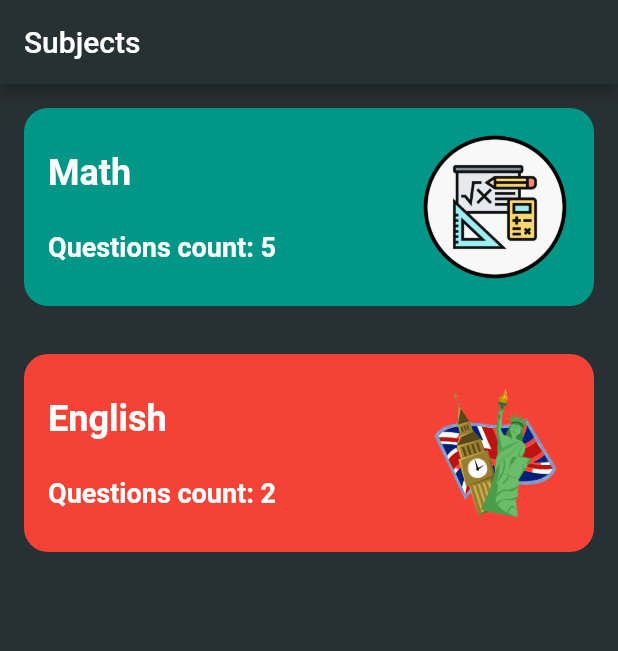
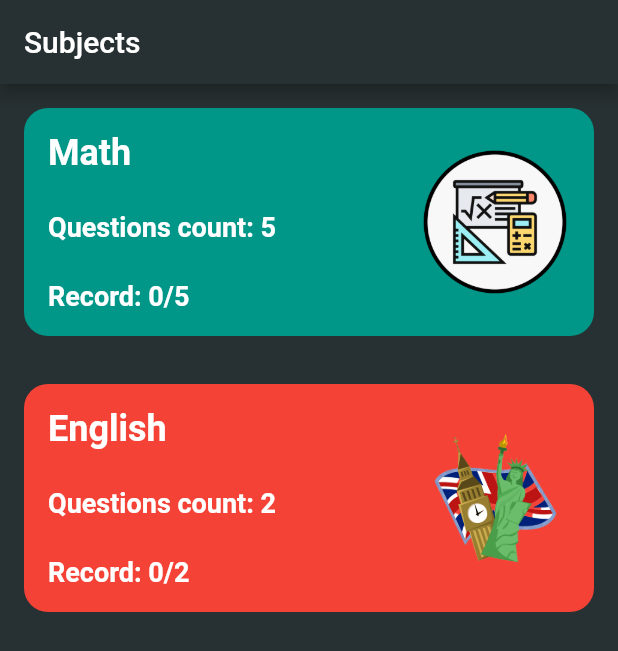
Before and after one commit to Abdusamad98/test_project, a Flutter app: the screen it shows after launch, on a phone screen of 412 x 824 dp. Shown: the top 651 px of the screen. Run offline on Flutter 3.47's test engine with Material 2 defaults, Android fonts, the phone set to English and light mode, and no system bars; our stand-ins replace google_fonts, lottie, shared_preferences; statements that could not run were skipped.

Commit message:
some changes

```diff
--- a/lib/models/subject_model.dart
+++ b/lib/models/subject_model.dart
@@ -6,11 +6,14 @@ class SubjectModel {
   final String subjectName;
   final String iconPath;
   final Color color;
+  final String resultKey;
   final List<QuestionModel> questions;
 
-  SubjectModel(
-      {required this.iconPath,
-        required this.color,
-        required this.questions,
-        required this.subjectName});
+  SubjectModel({
+    required this.iconPath,
+    required this.color,
+    required this.questions,
+    required this.subjectName,
+    required this.resultKey,
+  });
 }
--- a/lib/repository/app_repository.dart
+++ b/lib/repository/app_repository.dart
@@ -6,6 +6,7 @@ import 'package:test_project/models/subject_model.dart';
 class AppRepository {
   static List<SubjectModel> subjects = [
     SubjectModel(
+      resultKey: "math_result",
       iconPath: "assets/images/math.png",
       color: Colors.teal,
       questions: [
@@ -58,6 +59,7 @@ class AppRepository {
       subjectName: "Math",
     ),
     SubjectModel(
+      resultKey: "english_result",
       iconPath: "assets/images/english.png",
       color: Colors.red,
       questions: [
--- a/lib/ui/subjetcs_screen.dart
+++ b/lib/ui/subjetcs_screen.dart
@@ -14,16 +14,14 @@ class _SubjectScreenState extends State<SubjectScreen> {
   @override
   Widget build(BuildContext context) {
     return Scaffold(
-      appBar: AppBar(
-        title: Text("Subjects"),
-      ),
+      appBar: AppBar(title: const Text("Subjects")),
       body: ListView(
         children: [
           for (int index = 0; index < AppRepository.subjects.length; index++)
             SubjectItemView(
               subjectModel: AppRepository.subjects[index],
               onSubjectPressed: () {
-                Navigator.push(
+                Navigator.pushReplacement(
                   context,
                   MaterialPageRoute(
                     builder: (context) {
--- a/lib/ui/widgets/subject_item_view.dart
+++ b/lib/ui/widgets/subject_item_view.dart
@@ -1,8 +1,11 @@
 import 'package:flutter/material.dart';
 import 'package:test_project/models/subject_model.dart';
 
+import '../../main.dart';
+
 class SubjectItemView extends StatelessWidget {
-  const SubjectItemView({super.key, required this.subjectModel, required this.onSubjectPressed});
+  const SubjectItemView(
+      {super.key, required this.subjectModel, required this.onSubjectPressed});
 
   final SubjectModel subjectModel;
   final VoidCallback onSubjectPressed;
@@ -15,8 +18,7 @@ class SubjectItemView extends StatelessWidget {
         margin: EdgeInsets.all(16),
         padding: EdgeInsets.all(16),
         decoration: BoxDecoration(
-            borderRadius: BorderRadius.circular(16),
-            color: subjectModel.color),
+            borderRadius: BorderRadius.circular(16), color: subjectModel.color),
         child: Row(
           children: [
             Expanded(
@@ -39,6 +41,15 @@ class SubjectItemView extends StatelessWidget {
                     fontSize: 18,
                     fontWeight: FontWeight.w600,
                   ),
+                ),
+                const SizedBox(height: 25),
+                Text(
+                  "Record: ${prefs.getInt(subjectModel.resultKey) ?? 0}/${subjectModel.questions.length}",
+                  style: const TextStyle(
+                    color: Colors.white,
+                    fontSize: 18,
+                    fontWeight: FontWeight.w600,
+                  ),
                 )
               ],
             )),
--- a/pubspec.yaml
+++ b/pubspec.yaml
@@ -37,6 +37,7 @@ dependencies:
   cupertino_icons: ^1.0.2
   lottie: ^2.5.0
   google_fonts: ^5.1.0
+  shared_preferences: ^2.2.1
 
 dev_dependencies:
   flutter_test:
```
Also changed, not shown: lib/main.dart (+8 -1 lines), lib/ui/quiz_screen.dart (+22 -6 lines), lib/ui/results_screen.dart (+49 -12 lines), pubspec.lock. Lines whose indentation alone changed are shown as unchanged.
